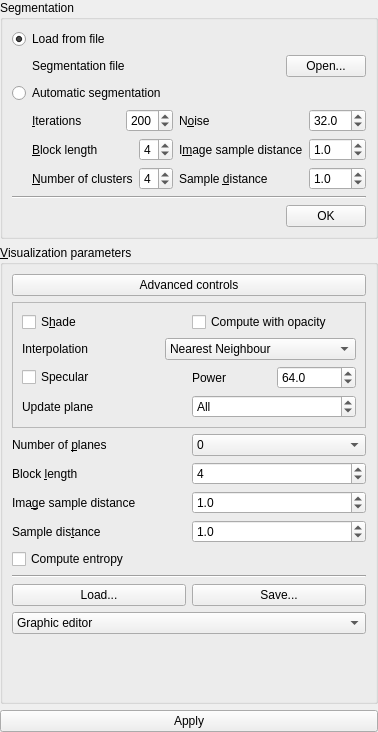
Before: the Qt Designer form starviewer/src/extensions/playground/optimalviewpoint/optimalviewpointinputparametersformbase.ui in starviewer-medical/starviewer, drawn with Qt 5.
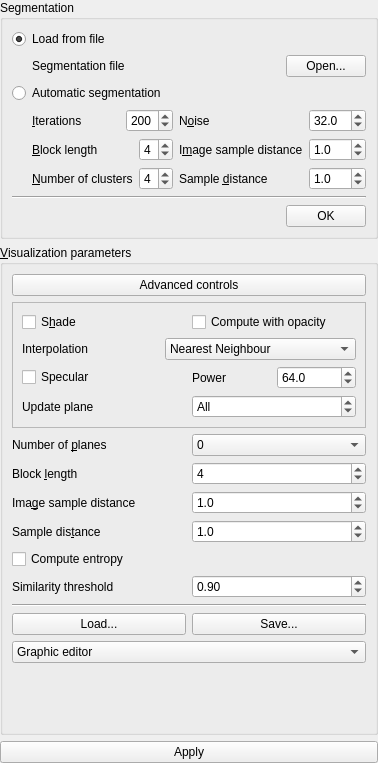
After: the same form once the commit is applied. Custom widgets are drawn as their Qt base class.

What changed in the file:
```diff
--- a/starviewer/src/extensions/playground/optimalviewpoint/optimalviewpointinputparametersformbase.ui
+++ b/starviewer/src/extensions/playground/optimalviewpoint/optimalviewpointinputparametersformbase.ui
@@ -6,7 +6,7 @@
     <x>0</x>
     <y>0</y>
     <width>377</width>
-    <height>732</height>
+    <height>763</height>
    </rect>
   </property>
   <layout class="QVBoxLayout" >
@@ -830,6 +830,36 @@
         </property>
        </widget>
       </item>
+      <item>
+       <layout class="QHBoxLayout" >
+        <property name="margin" >
+         <number>0</number>
+        </property>
+        <property name="spacing" >
+         <number>6</number>
+        </property>
+        <item>
+         <widget class="QLabel" name="m_similarityThresholdLabel" >
+          <property name="text" >
+           <string>Similarity threshold</string>
+          </property>
+         </widget>
+        </item>
+        <item>
+         <widget class="QDoubleSpinBox" name="m_similarityThresholdDoubleSpinBox" >
+          <property name="maximum" >
+           <double>1.000000000000000</double>
+          </property>
+          <property name="singleStep" >
+           <double>0.010000000000000</double>
+          </property>
+          <property name="value" >
+           <double>0.900000000000000</double>
+          </property>
+         </widget>
+        </item>
+       </layout>
+      </item>
       <item>
        <widget class="Line" name="line" >
         <property name="orientation" >
```
